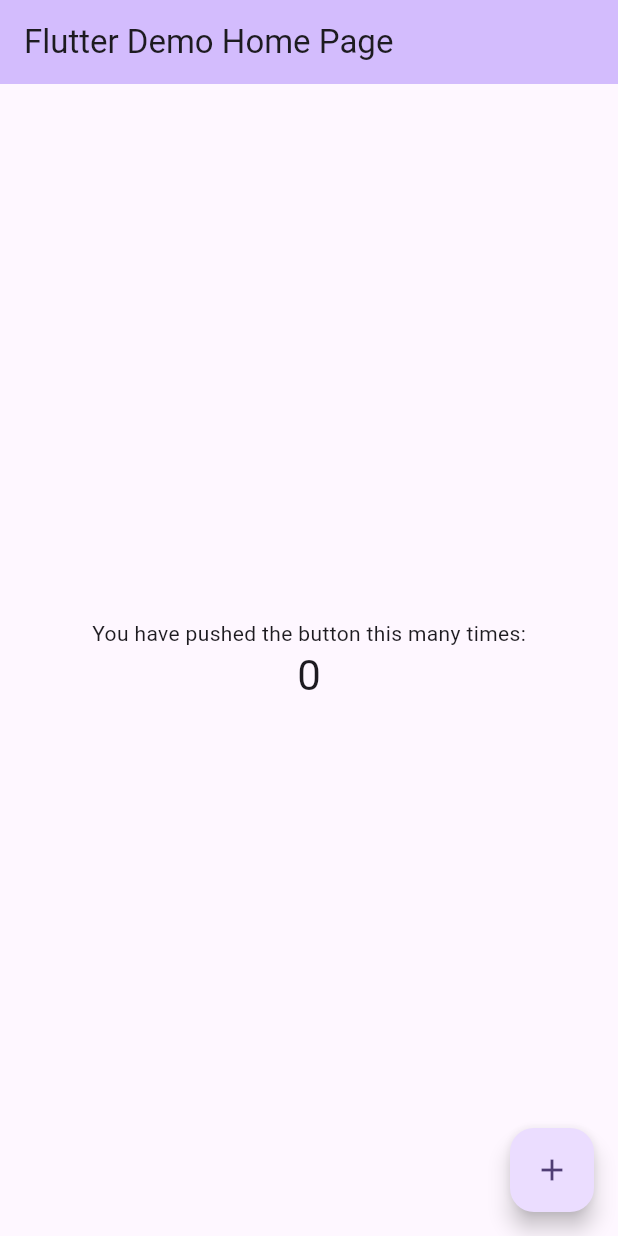
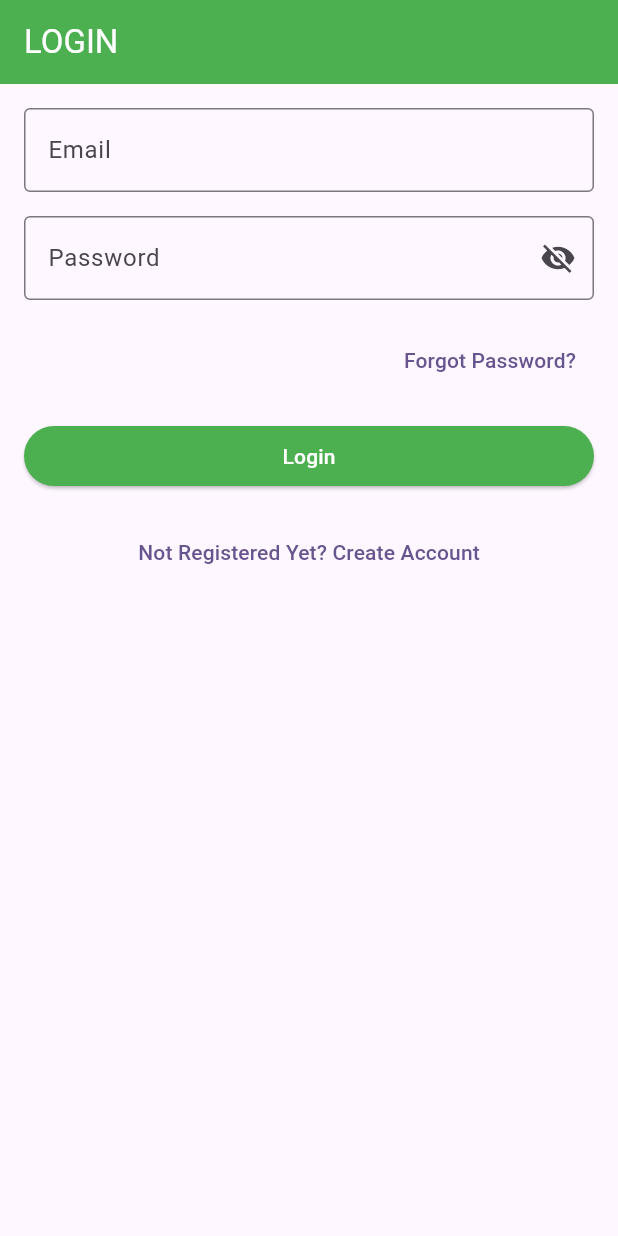
Before and after one commit to abidroid/akti4_firebase_todo, a Flutter app: the screen it shows after launch, on a phone screen of 412 x 824 dp. Run offline on Flutter 3.47's test engine with Material 3 defaults, Android fonts, the phone set to English and light mode, and no system bars.

Commit message:
authentication screens

```diff
--- a/lib/main.dart
+++ b/lib/main.dart
@@ -1,3 +1,4 @@
+import 'package:akti4_firebase_todo/screens/login_screen.dart';
 import 'package:flutter/material.dart';
 
 void main() {
@@ -13,113 +14,11 @@ class MyApp extends StatelessWidget {
     return MaterialApp(
       title: 'Flutter Demo',
       theme: ThemeData(
-        // This is the theme of your application.
-        //
-        // TRY THIS: Try running your application with "flutter run". You'll see
-        // the application has a purple toolbar. Then, without quitting the app,
-        // try changing the seedColor in the colorScheme below to Colors.green
-        // and then invoke "hot reload" (save your changes or press the "hot
-        // reload" button in a Flutter-supported IDE, or press "r" if you used
-        // the command line to start the app).
-        //
-        // Notice that the counter didn't reset back to zero; the application
-        // state is not lost during the reload. To reset the state, use hot
-        // restart instead.
-        //
-        // This works for code too, not just values: Most code changes can be
-        // tested with just a hot reload.
+
         colorScheme: ColorScheme.fromSeed(seedColor: Colors.deepPurple),
         useMaterial3: true,
       ),
-      home: const MyHomePage(title: 'Flutter Demo Home Page'),
+      home: const LoginScreen(),
     );
   }
 }
-
-class MyHomePage extends StatefulWidget {
-  const MyHomePage({super.key, required this.title});
-
-  // This widget is the home page of your application. It is stateful, meaning
-  // that it has a State object (defined below) that contains fields that affect
-  // how it looks.
-
-  // This class is the configuration for the state. It holds the values (in this
-  // case the title) provided by the parent (in this case the App widget) and
-  // used by the build method of the State. Fields in a Widget subclass are
-  // always marked "final".
-
-  final String title;
-
-  @override
-  State<MyHomePage> createState() => _MyHomePageState();
-}
-
-class _MyHomePageState extends State<MyHomePage> {
-  int _counter = 0;
-
-  void _incrementCounter() {
-    setState(() {
-      // This call to setState tells the Flutter framework that something has
-      // changed in this State, which causes it to rerun the build method below
-      // so that the display can reflect the updated values. If we changed
-      // _counter without calling setState(), then the build method would not be
-      // called again, and so nothing would appear to happen.
-      _counter++;
-    });
-  }
-
-  @override
-  Widget build(BuildContext context) {
-    // This method is rerun every time setState is called, for instance as done
-    // by the _incrementCounter method above.
-    //
-    // The Flutter framework has been optimized to make rerunning build methods
-    // fast, so that you can just rebuild anything that needs updating rather
-    // than having to individually change instances of widgets.
-    return Scaffold(
-      appBar: AppBar(
-        // TRY THIS: Try changing the color here to a specific color (to
-        // Colors.amber, perhaps?) and trigger a hot reload to see the AppBar
-        // change color while the other colors stay the same.
-        backgroundColor: Theme.of(context).colorScheme.inversePrimary,
-        // Here we take the value from the MyHomePage object that was created by
-        // the App.build method, and use it to set our appbar title.
-        title: Text(widget.title),
-      ),
-      body: Center(
-        // Center is a layout widget. It takes a single child and positions it
-        // in the middle of the parent.
-        child: Column(
-          // Column is also a layout widget. It takes a list of children and
-          // arranges them vertically. By default, it sizes itself to fit its
-          // children horizontally, and tries to be as tall as its parent.
-          //
-          // Column has various properties to control how it sizes itself and
-          // how it positions its children. Here we use mainAxisAlignment to
-          // center the children vertically; the main axis here is the vertical
-          // axis because Columns are vertical (the cross axis would be
-          // horizontal).
-          //
-          // TRY THIS: Invoke "debug painting" (choose the "Toggle Debug Paint"
-          // action in the IDE, or press "p" in the console), to see the
-          // wireframe for each widget.
-          mainAxisAlignment: MainAxisAlignment.center,
-          children: <Widget>[
-            const Text(
-              'You have pushed the button this many times:',
-            ),
-            Text(
-              '$_counter',
-              style: Theme.of(context).textTheme.headlineMedium,
-            ),
-          ],
-        ),
-      ),
-      floatingActionButton: FloatingActionButton(
-        onPressed: _incrementCounter,
-        tooltip: 'Increment',
-        child: const Icon(Icons.add),
-      ), // This trailing comma makes auto-formatting nicer for build methods.
-    );
-  }
-}
--- /dev/null
+++ b/lib/screens/login_screen.dart
@@ -0,0 +1,119 @@
+import 'package:akti4_firebase_todo/screens/dashboard_screen.dart';
+import 'package:akti4_firebase_todo/screens/sign_up_screen.dart';
+import 'package:flutter/material.dart';
+
+import 'forgot_password_screen.dart';
+
+class LoginScreen extends StatefulWidget {
+  const LoginScreen({super.key});
+
+  @override
+  State<LoginScreen> createState() => _LoginScreenState();
+}
+
+class _LoginScreenState extends State<LoginScreen> {
+  var emailC = TextEditingController();
+  var passC = TextEditingController();
+
+  bool passwordChupaLo = true;
+
+  @override
+  void dispose() {
+    emailC.dispose();
+    passC.dispose();
+    super.dispose();
+  }
+
+  @override
+  Widget build(BuildContext context) {
+    return Scaffold(
+      appBar: AppBar(
+        backgroundColor: Colors.green,
+        foregroundColor: Colors.white,
+        title: const Text('LOGIN'),
+      ),
+      body: Padding(
+        padding: const EdgeInsets.all(16.0),
+        child: Column(
+          spacing: 16.0,
+          crossAxisAlignment: CrossAxisAlignment.stretch,
+          children: [
+            TextField(
+              controller: emailC,
+              decoration: InputDecoration(
+                hintText: 'Email',
+                border: OutlineInputBorder(),
+              ),
+            ),
+            TextField(
+              controller: passC,
+              obscureText: passwordChupaLo,
+              decoration: InputDecoration(
+                  hintText: 'Password',
+                  border: OutlineInputBorder(),
+                  suffixIcon: IconButton(
+                    onPressed: () {
+                      // Handle password visibility toggle
+
+                      passwordChupaLo = !passwordChupaLo;
+
+                      setState(() {});
+                    },
+                    icon: Icon(
+                      passwordChupaLo ? Icons.visibility_off : Icons.visibility,
+                    ),
+                  )),
+            ),
+            Align(
+              alignment: Alignment.centerRight,
+              child: TextButton(
+                  onPressed: () {
+                    Navigator.of(context)
+                        .push(MaterialPageRoute(builder: (context) {
+                      return const ForgotPasswordScreen();
+                    }));
+                  },
+                  child: const Text(
+                    "Forgot Password?",
+                  )),
+            ),
+            ElevatedButton(
+              style: ElevatedButton.styleFrom(
+                backgroundColor: Colors.green,
+                foregroundColor: Colors.white,
+              ),
+              onPressed: () {
+                // Handle login button press
+                String email = emailC.text.trim();
+                String password = passC.text.trim();
+                print(email);
+                print(password);
+
+                // front end validation
+                // if (email.isEmpty || password.isEmpty) {
+                //   return;
+                // }
+
+
+
+                Navigator.of(context)
+                    .push(MaterialPageRoute(builder: (context) {
+                  return const DashboardScreen();
+                }));
+              },
+              child: const Text('Login'),
+            ),
+            TextButton(
+                onPressed: () {
+                  Navigator.of(context)
+                      .push(MaterialPageRoute(builder: (context) {
+                    return const SignUpScreen();
+                  }));
+                },
+                child: const Text('Not Registered Yet? Create Account'))
+          ],
+        ),
+      ),
+    );
+  }
+}
```
Also changed, not shown: lib/screens/add_task_screen.dart (added, +15 -0 lines), lib/screens/dashboard_screen.dart (added, +15 -0 lines), lib/screens/email_verification_screen.dart (added, +15 -0 lines), lib/screens/forgot_password_screen.dart (added, +47 -0 lines), lib/screens/profile_screen.dart (added, +15 -0 lines), lib/screens/sign_up_screen.dart (added, +179 -0 lines), lib/screens/update_task_screen.dart (added, +15 -0 lines).
